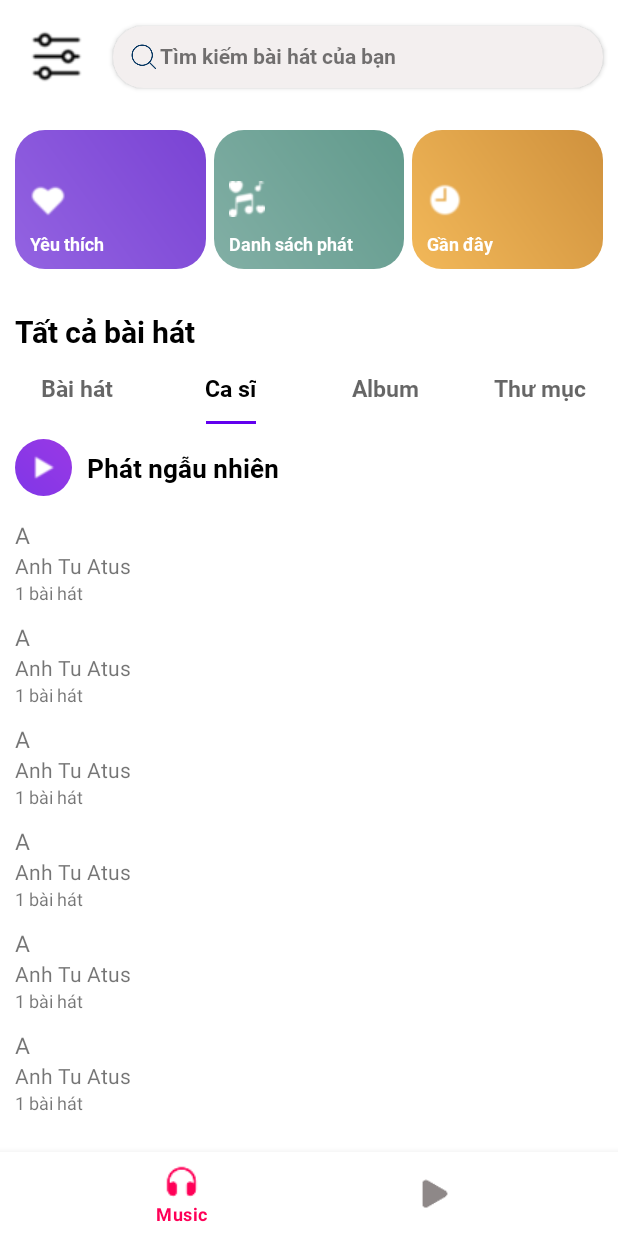
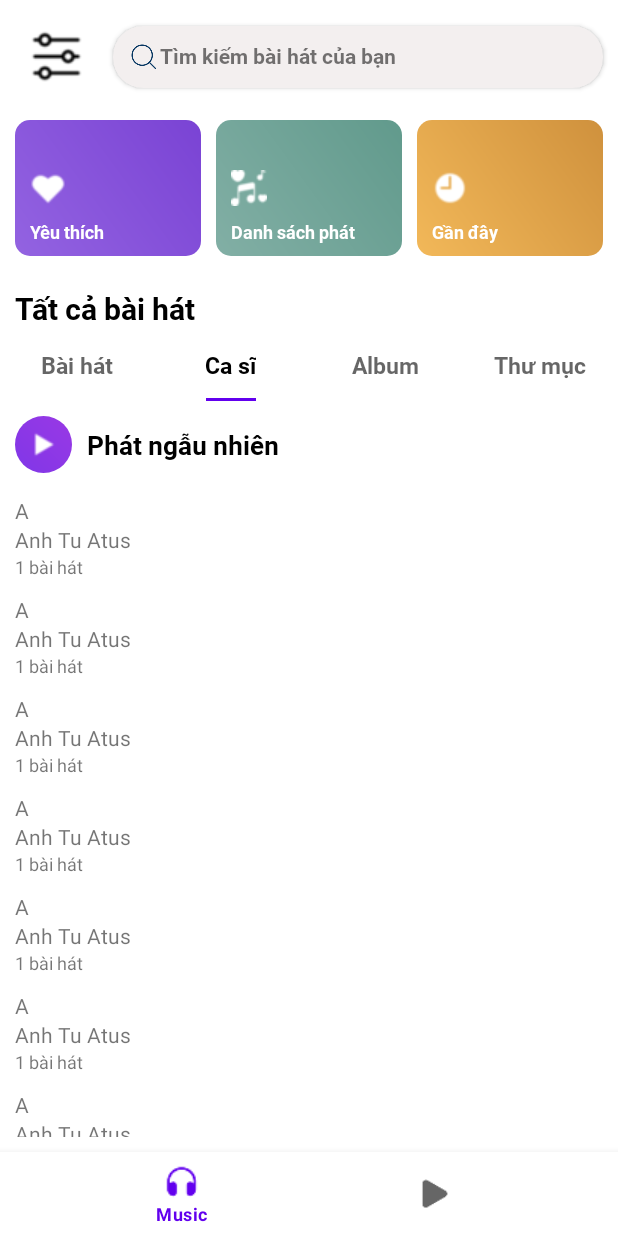
Before and after one commit to Khanhhn2004-zz/Music-, an Android app: the screen it shows after launch (MainActivity), tab 2 chosen, on a phone screen of 412 x 824 dp. Run offline under Robolectric (Android 15) with nearby library versions, the phone set to English and light mode, and no system bars; our stand-ins replace data binding.

Commit message:
optimization code

```diff
--- a/app/src/main/res/drawable/custom_drawable_favorite.xml
+++ b/app/src/main/res/drawable/custom_drawable_favorite.xml
@@ -13,5 +13,5 @@
         android:left="6dp"
         android:right="6dp"
         android:top="6dp" />
-    <corners android:radius="20dp" />
+    <corners android:radius="10dp" />
 </shape>
--- a/app/src/main/res/drawable/custom_drawable_list_music.xml
+++ b/app/src/main/res/drawable/custom_drawable_list_music.xml
@@ -13,5 +13,5 @@
         android:left="6dp"
         android:right="6dp"
         android:top="6dp" />
-    <corners android:radius="20dp" />
+    <corners android:radius="10dp" />
 </shape>
--- a/app/src/main/res/drawable/custom_drawable_recent.xml
+++ b/app/src/main/res/drawable/custom_drawable_recent.xml
@@ -13,5 +13,5 @@
         android:left="6dp"
         android:right="6dp"
         android:top="6dp" />
-    <corners android:radius="20dp" />
+    <corners android:radius="10dp" />
 </shape>
--- a/app/src/main/res/layout/activity_main.xml
+++ b/app/src/main/res/layout/activity_main.xml
@@ -24,8 +24,6 @@
             android:layout_width="match_parent"
             android:layout_height="wrap_content"
             android:layout_alignParentBottom="true"
-            app:itemIconTint="@color/custom_color_bottotm_nav"
-            app:itemTextColor="@color/custom_color_bottotm_nav"
             app:labelVisibilityMode="selected"
             app:menu="@menu/menu_button_navigation" />
 
--- a/app/src/main/res/layout/fragment_home_music.xml
+++ b/app/src/main/res/layout/fragment_home_music.xml
@@ -51,7 +51,7 @@
             android:layout_width="match_parent"
             android:layout_height="0dp"
             android:orientation="horizontal"
-            app:layout_constraintGuide_percent="0.27"
+            app:layout_constraintGuide_percent="0.25"
 
             />
 
@@ -67,15 +67,13 @@
             app:layout_constraintLeft_toLeftOf="parent"
             app:layout_constraintRight_toLeftOf="@id/view_list_music"
             app:layout_constraintTop_toBottomOf="@id/shadow_search"
-
             />
 
         <View
-
             android:id="@+id/view_list_music"
             android:layout_width="0dp"
             android:layout_height="0dp"
-            android:layout_marginHorizontal="5dp"
+            android:layout_marginHorizontal="10dp"
             android:background="@drawable/custom_drawable_list_music"
             android:focusable="true"
             app:layout_constraintBottom_toTopOf="@id/guideline"
--- a/app/src/main/res/layout/item_singer.xml
+++ b/app/src/main/res/layout/item_singer.xml
@@ -6,40 +6,32 @@
 
     </data>
 
-    <androidx.constraintlayout.widget.ConstraintLayout
+    <LinearLayout
+        android:orientation="vertical"
         android:layout_width="match_parent"
         android:layout_height="wrap_content"
         android:paddingVertical="5dp"
         >
 
         <TextView
-            android:layout_width="0dp"
+            android:layout_width="match_parent"
             android:layout_height="wrap_content"
             android:id="@+id/tv_letter"
             android:text="@string/letter"
-            android:textSize="15sp"
-            app:layout_constraintTop_toTopOf="parent"
-            app:layout_constraintLeft_toLeftOf="parent"
-            app:layout_constraintRight_toRightOf="parent"
             />
         <TextView
             android:id="@+id/tv_singer"
-            android:layout_width="0dp"
+            android:layout_width="match_parent"
             android:layout_height="wrap_content"
             android:text="@string/singer"
-            app:layout_constraintTop_toBottomOf="@id/tv_letter"
-            app:layout_constraintLeft_toLeftOf="parent"
-            app:layout_constraintRight_toRightOf="parent"
             />
         <TextView
             android:id="@+id/quantity"
-            android:layout_width="0dp"
+            android:layout_width="match_parent"
             android:textSize="12sp"
             android:layout_height="wrap_content"
             android:text="@string/quantity"
-            app:layout_constraintTop_toBottomOf="@id/tv_singer"
-            app:layout_constraintLeft_toLeftOf="parent"
-            app:layout_constraintRight_toRightOf="parent"/>
+          />
 
-    </androidx.constraintlayout.widget.ConstraintLayout>
+    </LinearLayout>
 </layout>
```
